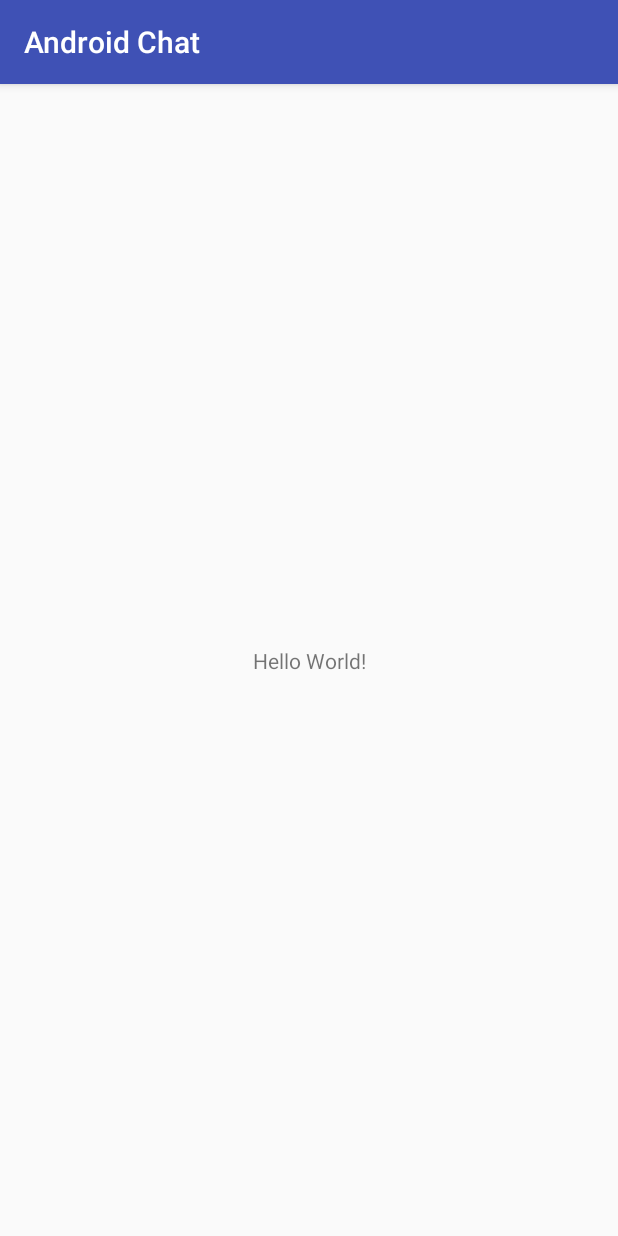
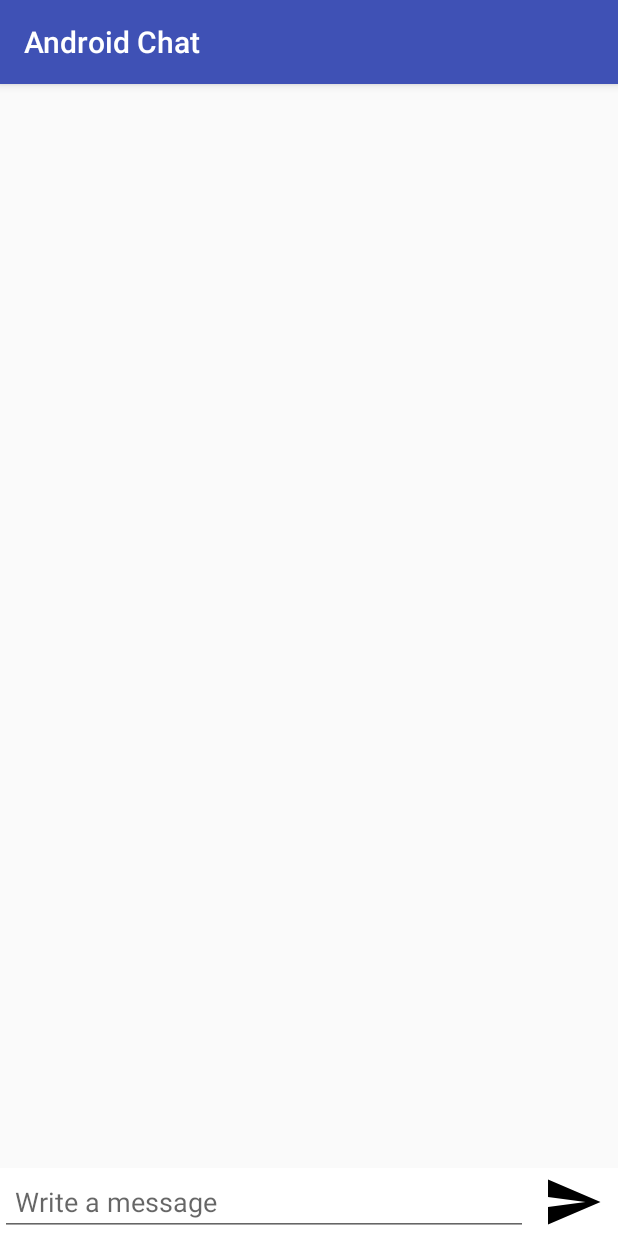
Before and after one commit to emirhanaydin/android-chat-scaledrone, an Android app: the screen it shows after launch (MainActivity), on a phone screen of 412 x 824 dp. Run offline under Robolectric (Android 15) with nearby library versions, the phone set to English and light mode, and no system bars.

Commit message:
Create the basic design of the activity_main

```diff
--- /dev/null
+++ b/AndroidChat/app/src/main/res/drawable/ic_send_black_24dp.xml
@@ -0,0 +1,9 @@
+<vector xmlns:android="http://schemas.android.com/apk/res/android"
+        android:width="24dp"
+        android:height="24dp"
+        android:viewportWidth="24.0"
+        android:viewportHeight="24.0">
+    <path
+        android:fillColor="#FF000000"
+        android:pathData="M2.01,21L23,12 2.01,3 2,10l15,2 -15,2z"/>
+</vector>
--- a/AndroidChat/app/src/main/res/layout/activity_main.xml
+++ b/AndroidChat/app/src/main/res/layout/activity_main.xml
@@ -1,18 +1,45 @@
 <?xml version="1.0" encoding="utf-8"?>
-<android.support.constraint.ConstraintLayout xmlns:android="http://schemas.android.com/apk/res/android"
-    xmlns:app="http://schemas.android.com/apk/res-auto"
+<LinearLayout xmlns:android="http://schemas.android.com/apk/res/android"
     xmlns:tools="http://schemas.android.com/tools"
     android:layout_width="match_parent"
     android:layout_height="match_parent"
+    android:clipToPadding="false"
+    android:focusableInTouchMode="true"
+    android:orientation="vertical"
     tools:context=".MainActivity">
 
-    <TextView
-        android:layout_width="wrap_content"
+    <ListView
+        android:id="@+id/messages_view"
+        android:layout_width="match_parent"
         android:layout_height="wrap_content"
-        android:text="Hello World!"
-        app:layout_constraintBottom_toBottomOf="parent"
-        app:layout_constraintLeft_toLeftOf="parent"
-        app:layout_constraintRight_toRightOf="parent"
-        app:layout_constraintTop_toTopOf="parent" />
+        android:layout_weight="2"
+        android:divider="#fff" />
 
-</android.support.constraint.ConstraintLayout>
+    <LinearLayout xmlns:android="http://schemas.android.com/apk/res/android"
+        android:layout_width="match_parent"
+        android:layout_height="wrap_content"
+        android:background="#fff"
+        android:orientation="horizontal">
+
+        <EditText
+            android:id="@+id/editText"
+            android:layout_width="match_parent"
+            android:layout_height="wrap_content"
+            android:layout_weight="2"
+            android:ems="10"
+            android:hint="Write a message"
+            android:inputType="text"
+            android:paddingHorizontal="10dp"
+            android:text="" />
+
+        <ImageButton
+            android:layout_width="wrap_content"
+            android:layout_height="wrap_content"
+            android:layout_gravity="center"
+            android:layout_marginHorizontal="10dp"
+            android:background="@drawable/ic_send_black_24dp"
+            android:padding="20dp"
+            android:scaleType="fitCenter" />
+    </LinearLayout>
+
+</LinearLayout>
```
